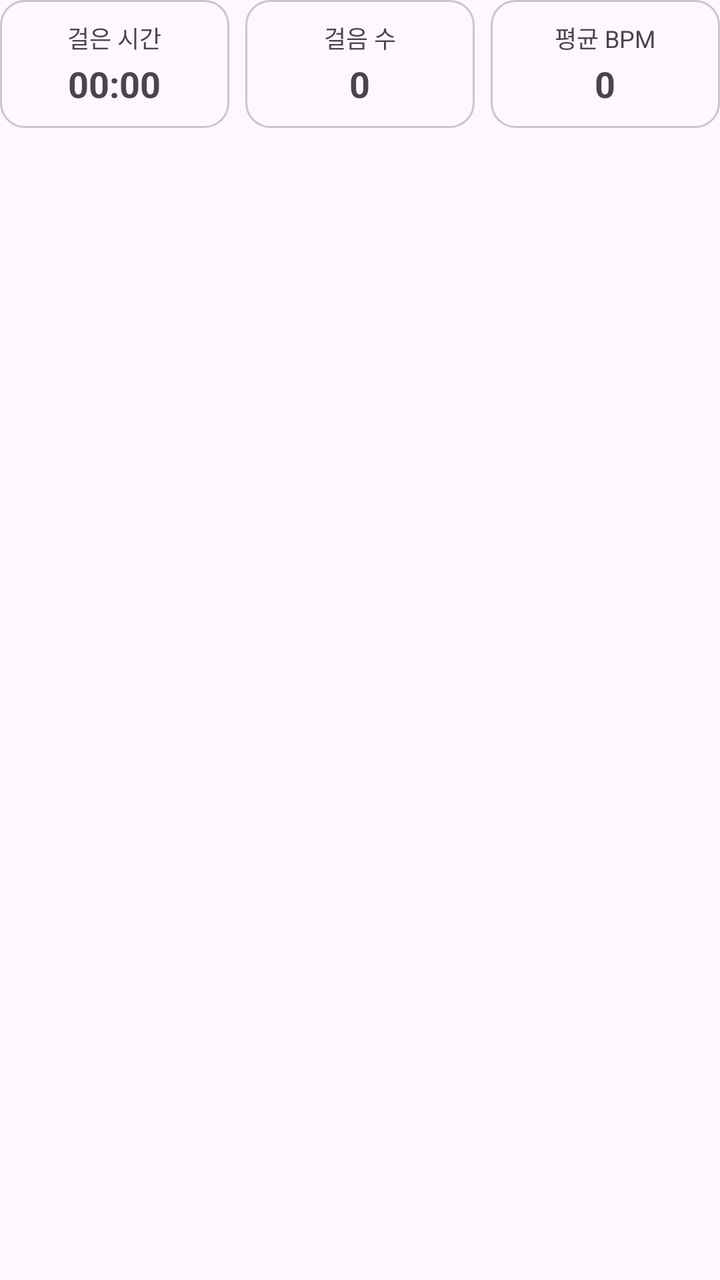
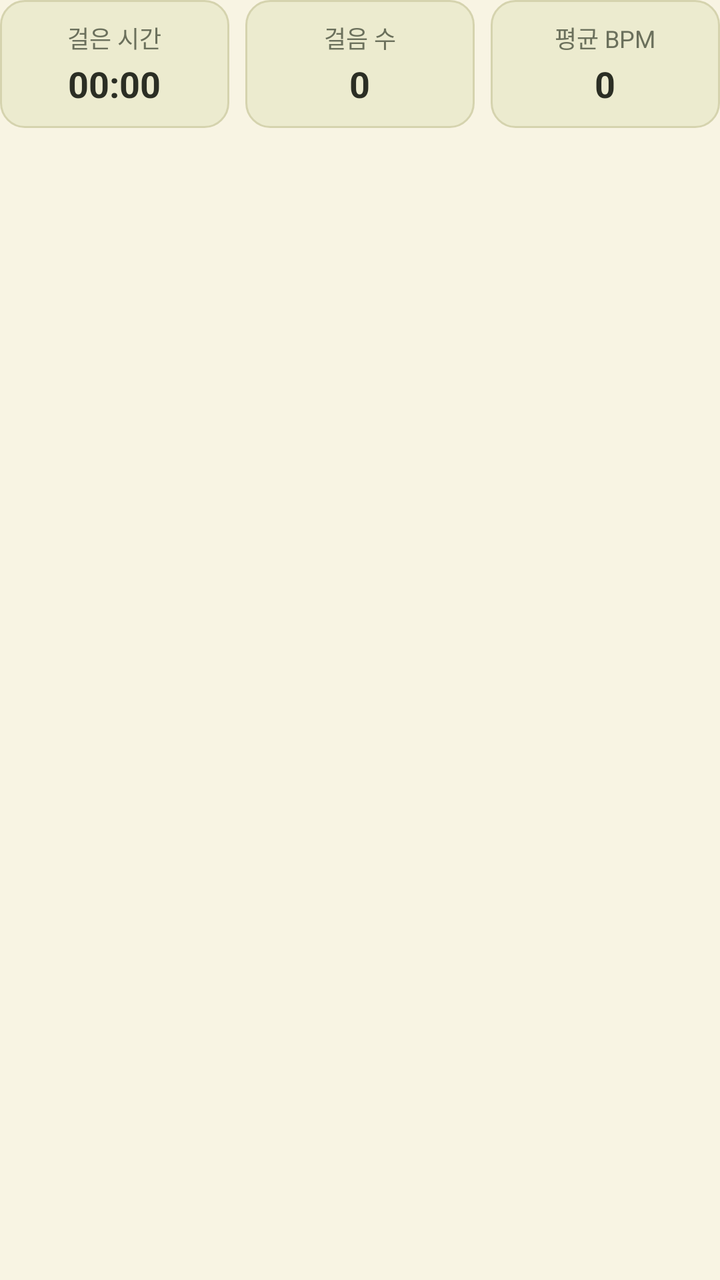

The first picture is an Android layout as it rendered before a commit; the second is the same layout after the commit. The layout source and the unified diff follow.
<!-- AndroidManifest.xml: application theme Theme.Balmatchum -->
<!-- res/layout/include_stat_tiles.xml -->
<?xml version="1.0" encoding="utf-8"?>
<LinearLayout xmlns:android="http://schemas.android.com/apk/res/android"
    android:layout_width="match_parent"
    android:layout_height="wrap_content"
    android:orientation="horizontal">

    
    <LinearLayout
        android:layout_width="0dp"
        android:layout_height="wrap_content"
        android:layout_weight="1"
        android:background="@drawable/bg_tile"
        android:gravity="center"
        android:orientation="vertical"
        android:paddingTop="10dp"
        android:paddingBottom="10dp">

        <TextView
            android:layout_width="wrap_content"
            android:layout_height="wrap_content"
            android:text="걸은 시간"
            android:textColor="?attr/colorOnSurfaceVariant"
            android:textSize="12sp" />

        <TextView
            android:id="@+id/tvStatTime"
            android:layout_width="wrap_content"
            android:layout_height="wrap_content"
            android:layout_marginTop="2dp"
            android:text="00:00"
            android:textSize="18sp"
            android:textStyle="bold" />
    </LinearLayout>

    
    <LinearLayout
        android:layout_width="0dp"
        android:layout_height="wrap_content"
        android:layout_marginStart="8dp"
        android:layout_marginEnd="8dp"
        android:layout_weight="1"
        android:background="@drawable/bg_tile"
        android:gravity="center"
        android:orientation="vertical"
        android:paddingTop="10dp"
        android:paddingBottom="10dp">

        <TextView
            android:layout_width="wrap_content"
            android:layout_height="wrap_content"
            android:text="걸음 수"
            android:textColor="?attr/colorOnSurfaceVariant"
            android:textSize="12sp" />

        <TextView
            android:id="@+id/tvStatSteps"
            android:layout_width="wrap_content"
            android:layout_height="wrap_content"
            android:layout_marginTop="2dp"
            android:text="0"
            android:textSize="18sp"
            android:textStyle="bold" />
    </LinearLayout>

    
    <LinearLayout
        android:layout_width="0dp"
        android:layout_height="wrap_content"
        android:layout_weight="1"
        android:background="@drawable/bg_tile"
        android:gravity="center"
        android:orientation="vertical"
        android:paddingTop="10dp"
        android:paddingBottom="10dp">

        <TextView
            android:layout_width="wrap_content"
            android:layout_height="wrap_content"
            android:text="평균 BPM"
            android:textColor="?attr/colorOnSurfaceVariant"
            android:textSize="12sp" />

        <TextView
            android:id="@+id/tvStatAvg"
            android:layout_width="wrap_content"
            android:layout_height="wrap_content"
            android:layout_marginTop="2dp"
            android:text="0"
            android:textSize="18sp"
            android:textStyle="bold" />
    </LinearLayout>
</LinearLayout>
<!-- resources referenced by this layout -->
<resources>
  <!-- drawable bg_tile (drawable) -->
  <?xml version="1.0" encoding="utf-8"?>
  <shape xmlns:android="http://schemas.android.com/apk/res/android"
      android:shape="rectangle">
      <corners android:radius="12dp" />
      <stroke
          android:width="1dp"
          android:color="?attr/colorOutlineVariant" />
  </shape>
  <style name="Theme.Balmatchum" parent="Base.Theme.Balmatchum" />
  <style name="Base.Theme.Balmatchum" parent="Theme.Material3.DayNight.NoActionBar">
          
          
      </style>
</resources>

<!-- the commit's change to res/layout/include_stat_tiles.xml (unified diff, before → after) -->
@@ -19,7 +19,7 @@
             android:layout_width="wrap_content"
             android:layout_height="wrap_content"
             android:text="걸은 시간"
-            android:textColor="?attr/colorOnSurfaceVariant"
+            android:textColor="@color/bal_text_sub"
             android:textSize="12sp" />
 
         <TextView
@@ -28,6 +28,7 @@
             android:layout_height="wrap_content"
             android:layout_marginTop="2dp"
             android:text="00:00"
+            android:textColor="@color/bal_text"
             android:textSize="18sp"
             android:textStyle="bold" />
     </LinearLayout>
@@ -49,7 +50,7 @@
             android:layout_width="wrap_content"
             android:layout_height="wrap_content"
             android:text="걸음 수"
-            android:textColor="?attr/colorOnSurfaceVariant"
+            android:textColor="@color/bal_text_sub"
             android:textSize="12sp" />
 
         <TextView
@@ -58,6 +59,7 @@
             android:layout_height="wrap_content"
             android:layout_marginTop="2dp"
             android:text="0"
+            android:textColor="@color/bal_text"
             android:textSize="18sp"
             android:textStyle="bold" />
     </LinearLayout>
@@ -77,7 +79,7 @@
             android:layout_width="wrap_content"
             android:layout_height="wrap_content"
             android:text="평균 BPM"
-            android:textColor="?attr/colorOnSurfaceVariant"
+            android:textColor="@color/bal_text_sub"
             android:textSize="12sp" />
 
         <TextView
@@ -86,6 +88,7 @@
             android:layout_height="wrap_content"
             android:layout_marginTop="2dp"
             android:text="0"
+            android:textColor="@color/bal_text"
             android:textSize="18sp"
             android:textStyle="bold" />
     </LinearLayout>
<!-- resource entries referenced after the edit -->
@@ -1,18 +1,76 @@
 <!-- resources referenced by this layout -->
 <resources>
+  <color name="bal_text">#2B2E24</color>
+  <color name="bal_text_sub">#6B705C</color>
   <!-- drawable bg_tile (drawable) -->
   <?xml version="1.0" encoding="utf-8"?>
   <shape xmlns:android="http://schemas.android.com/apk/res/android"
       android:shape="rectangle">
       <corners android:radius="12dp" />
+      <solid android:color="@color/bal_surface" />
       <stroke
           android:width="1dp"
-          android:color="?attr/colorOutlineVariant" />
+          android:color="@color/bal_outline" />
   </shape>
   <style name="Theme.Balmatchum" parent="Base.Theme.Balmatchum" />
-  <style name="Base.Theme.Balmatchum" parent="Theme.Material3.DayNight.NoActionBar">
+  <color name="bal_surface">#ECEBCF</color>
+  <color name="bal_outline">#D5D3AE</color>
+  <style name="Base.Theme.Balmatchum" parent="Theme.Material3.Light.NoActionBar">
           
+          <item name="colorPrimary">@color/bal_primary</item>
           
+          <item name="colorOnPrimary">@color/white</item>
+          <item name="colorPrimaryContainer">@color/bal_surface</item>
+          <item name="colorOnPrimaryContainer">@color/bal_text</item>
+  
+          
+          <item name="colorSecondary">@color/bal_secondary</item>
+          <item name="colorOnSecondary">@color/bal_text</item>
+          <item name="colorSecondaryContainer">@color/bal_surface</item>
+          <item name="colorOnSecondaryContainer">@color/bal_text</item>
+  
+          
+          <item name="colorTertiary">@color/bal_accent</item>
+          <item name="colorOnTertiary">@color/white</item>
+          
+          <item name="colorError">@color/bal_accent</item>
+          <item name="colorOnError">@color/white</item>
+  
+          
+          <item name="android:colorBackground">@color/bal_background</item>
+          <item name="android:windowBackground">@color/bal_background</item>
+          <item name="colorOnBackground">@color/bal_text</item>
+  
+          
+          <item name="colorSurface">@color/bal_background</item>
+          <item name="colorOnSurface">@color/bal_text</item>
+          <item name="colorOnSurfaceVariant">@color/bal_text_sub</item>
+          <item name="colorSurfaceContainerLowest">@color/bal_background</item>
+          <item name="colorSurfaceContainerLow">@color/bal_background</item>
+          <item name="colorSurfaceContainer">@color/bal_surface</item>
+          
+          <item name="colorSurfaceContainerHigh">@color/bal_background</item>
+          <item name="colorSurfaceContainerHighest">@color/bal_surface</item>
+  
+          
+          <item name="colorOutline">@color/bal_outline</item>
+          <item name="colorOutlineVariant">@color/bal_outline</item>
+  
+          
+          <item name="android:textColorPrimary">@color/bal_text</item>
+          <item name="android:textColorSecondary">@color/bal_text_sub</item>
+  
+          
+          <item name="android:statusBarColor">@color/bal_primary_dark</item>
+          <item name="android:navigationBarColor">@color/bal_primary_dark</item>
+          
+          <item name="android:windowLightStatusBar">false</item>
       </style>
+  <color name="bal_primary">#4F7F47</color>
+  <color name="white">#FFFFFFFF</color>
+  <color name="bal_secondary">#A9BF7A</color>
+  <color name="bal_accent">#D07A4A</color>
+  <color name="bal_background">#F8F4E3</color>
+  <color name="bal_primary_dark">#386134</color>
 </resources>
 
